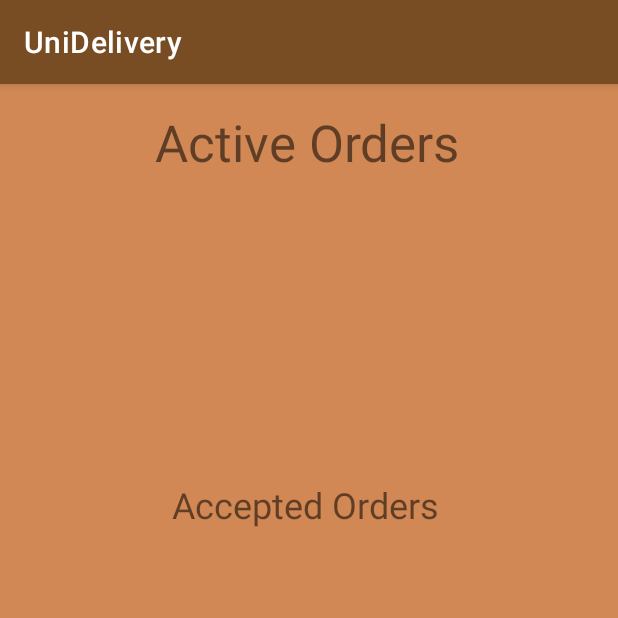
After one commit to ASGOOD1/pdm, an Android app: the CourierMenuActivity screen opened directly, with no data from a screen before it, on a phone screen of 412 x 824 dp, the top half of it. The commit adds this screen. Run offline under Robolectric (Android 15) with nearby library versions, the phone set to English and light mode, and no system bars.

Commit message:
Courier menu started (Can accept commands)

```diff
--- a/app/src/main/AndroidManifest.xml
+++ b/app/src/main/AndroidManifest.xml
@@ -26,7 +26,9 @@
         android:supportsRtl="true"
         android:theme="@style/Theme.PDM"
         tools:targetApi="31">
-
+        <activity
+            android:name=".CourierMenuActivity"
+            android:exported="false" />
         <activity
             android:name=".CartActivity"
             android:exported="false" />
--- /dev/null
+++ b/app/src/main/java/com/example/pdm/AdapterExtendedActiveOrders.kt
@@ -0,0 +1,63 @@
+package com.example.pdm
+
+import android.app.Activity
+import android.content.Context
+import android.provider.ContactsContract.Data
+import android.util.Log
+import android.view.View
+import android.view.ViewGroup
+import android.widget.ArrayAdapter
+import android.widget.ImageButton
+import android.widget.SimpleAdapter
+import android.widget.Spinner
+
+
+class AdapterExtendedActiveOrders(
+    private val context: Context,
+    private val data: List<Map<String, String>>,
+    resource: Int,
+    from: Array<String>,
+    to: IntArray
+) : SimpleAdapter(context, data, resource, from, to) {
+    override fun getView(position: Int, convertView: View?, parent: ViewGroup?): View {
+        val view = super.getView(position, convertView, parent)
+        val databaseHelper = DatabaseHelper(context)
+        // Get the button reference
+        val acceptOrder = view.findViewById<ImageButton>(R.id.activeOrderAccept)
+        val cmd = data[position]["id"]
+        // Set click listener
+        acceptOrder.setOnClickListener {
+            if (cmd != null) {
+                Commands.getCommandID(cmd.toInt())?.courierid = UserData.userid
+                databaseHelper.updateCommandCourier(cmd.toInt(), UserData.userid)
+
+            }
+            (context as Activity).recreate()
+
+        }
+        val c : Commands? = data[position]["id"]?.let { Commands.getCommandID(it.toInt()) }
+        val acceptOrderDropdown = view.findViewById<Spinner>(R.id.orderDetailsDropdown)
+        if(acceptOrderDropdown != null) {
+
+            val suppliers = databaseHelper.loadSuppliers()
+            val productslist = mutableListOf<String>()
+            productslist.add("Order details")
+            if (c != null) {
+                for(p in c.getCommandsProducts()){
+                    productslist.add("(" + suppliers.elementAt(Product.getSupplierID(p.prodid)) + ")"+p.number.toString() + "x" + Product.getProductNameFromID(p.prodid))
+                }
+
+            }
+            val adapter = ArrayAdapter(
+                context,
+                android.R.layout.simple_spinner_item,
+                productslist
+            )
+
+            acceptOrderDropdown.adapter = adapter
+        }
+
+
+        return view
+    }
+}
--- a/app/src/main/java/com/example/pdm/Cartitem.kt
+++ b/app/src/main/java/com/example/pdm/Cartitem.kt
@@ -2,6 +2,8 @@ package com.example.pdm
 
 import android.content.Context
 import java.io.Serializable
+
+
 
 data class Cartitem(val product: Product, var qty: Int, var price: Int) : Serializable
 
--- /dev/null
+++ b/app/src/main/java/com/example/pdm/CourierMenuActivity.kt
@@ -0,0 +1,54 @@
+package com.example.pdm
+
+import android.os.Bundle
+import android.view.View
+import android.widget.ListView
+import androidx.activity.enableEdgeToEdge
+import androidx.appcompat.app.AppCompatActivity
+import androidx.core.view.ViewCompat
+import androidx.core.view.WindowInsetsCompat
+
+class CourierMenuActivity : AppCompatActivity() {
+    private lateinit var databaseHelper: DatabaseHelper
+    override fun onCreate(savedInstanceState: Bundle?) {
+        super.onCreate(savedInstanceState)
+        enableEdgeToEdge()
+        setContentView(R.layout.activity_courier_menu)
+        ViewCompat.setOnApplyWindowInsetsListener(findViewById(R.id.main)) { v, insets ->
+            val systemBars = insets.getInsets(WindowInsetsCompat.Type.systemBars())
+            v.setPadding(systemBars.left, systemBars.top, systemBars.right, systemBars.bottom)
+            insets
+        }
+        databaseHelper = DatabaseHelper(this)
+        val activeOrdersListView: ListView = findViewById(R.id.activeOrdersListView)
+        val data: MutableList<Map<String, String>> = mutableListOf()
+        var activeCommands = 0
+        for (c in Commands.commandsList) {
+            if(c.courierid == 0) {
+                val datum: MutableMap<String, String> = HashMap(2)
+                datum["room"] = "Room:" + c.room
+                datum["id"] = c.commandid.toString()
+
+
+                data.add(datum)
+                activeCommands ++
+            }
+
+        }
+        val smpAdapter = AdapterExtendedActiveOrders(
+            this@CourierMenuActivity, data,
+            R.layout.active_orders_item,
+            arrayOf("room"),
+            intArrayOf(
+                R.id.orderRoom
+            )
+        )
+        if( activeCommands != 0 ) {
+            activeOrdersListView.adapter = smpAdapter
+            activeOrdersListView.visibility = View.VISIBLE
+        }
+        else {
+            activeOrdersListView.visibility = View.INVISIBLE
+        }
+    }
+}
--- /dev/null
+++ b/app/src/main/res/drawable/baseline_check_24.xml
@@ -0,0 +1,5 @@
+<vector xmlns:android="http://schemas.android.com/apk/res/android" android:height="24dp" android:tint="#327224" android:viewportHeight="24" android:viewportWidth="24" android:width="24dp">
+
+    <path android:fillColor="@android:color/white" android:pathData="M9,16.17L4.83,12l-1.42,1.41L9,19 21,7l-1.41,-1.41z"/>
+
+</vector>
--- /dev/null
+++ b/app/src/main/res/layout/activity_courier_menu.xml
@@ -0,0 +1,50 @@
+<?xml version="1.0" encoding="utf-8"?>
+<androidx.constraintlayout.widget.ConstraintLayout xmlns:android="http://schemas.android.com/apk/res/android"
+    xmlns:app="http://schemas.android.com/apk/res-auto"
+    xmlns:tools="http://schemas.android.com/tools"
+    android:id="@+id/main"
+    android:layout_width="match_parent"
+    android:layout_height="match_parent"
+    tools:context=".CourierMenuActivity">
+
+    <TextView
+        android:id="@+id/activeOrdersText"
+        android:layout_width="225dp"
+        android:layout_height="45dp"
+        android:layout_marginStart="92dp"
+        android:layout_marginTop="16dp"
+        android:text="@string/active_orders"
+        android:textAlignment="center"
+        android:textSize="34sp"
+        app:layout_constraintStart_toStartOf="parent"
+        app:layout_constraintTop_toTopOf="parent" />
+
+    <ListView
+        android:id="@+id/activeOrdersListView"
+        android:layout_width="406dp"
+        android:layout_height="161dp"
+        android:layout_marginStart="2dp"
+        android:layout_marginTop="9dp"
+        app:layout_constraintStart_toStartOf="parent"
+        app:layout_constraintTop_toBottomOf="@+id/activeOrdersText" />
+
+    <TextView
+        android:id="@+id/acceptedOrders"
+        android:layout_width="207dp"
+        android:layout_height="35dp"
+        android:layout_marginStart="100dp"
+        android:layout_marginTop="32dp"
+        android:text="@string/accepted_orders"
+        android:textAlignment="center"
+        android:textSize="24sp"
+        app:layout_constraintStart_toStartOf="parent"
+        app:layout_constraintTop_toBottomOf="@+id/activeOrdersListView" />
+
+    <ListView
+        android:id="@+id/acceptOrdersListView"
+        android:layout_width="408dp"
+        android:layout_height="177dp"
+        android:layout_marginTop="11dp"
+        app:layout_constraintStart_toStartOf="parent"
+        app:layout_constraintTop_toBottomOf="@+id/acceptedOrders" />
+</androidx.constraintlayout.widget.ConstraintLayout>
--- a/app/src/main/res/values/strings.xml
+++ b/app/src/main/res/values/strings.xml
@@ -58,4 +58,8 @@
         libero vel nunc consequat, quis tincidunt nisl eleifend. Cras bibendum enim a justo luctus
         vestibulum. Fusce dictum libero quis erat maximus, vitae volutpat diam dignissim.
     </string>
+    <string name="room_f108">Room: F108</string>
+    <string name="accept_order">Accept order</string>
+    <string name="accepted_orders">Accepted Orders</string>
+    <string name="active_orders">Active Orders</string>
 </resources>
```
Also changed, not shown: app/src/main/java/com/example/pdm/Commands.kt (+8 -1 lines), app/src/main/java/com/example/pdm/DatabaseHelper.kt (+32 -0 lines), app/src/main/java/com/example/pdm/LoginActivity.kt (+12 -3 lines), app/src/main/java/com/example/pdm/Product.kt (+19 -0 lines), app/src/main/res/layout/accept_orders_item.xml (added, +11 -0 lines), app/src/main/res/layout/active_orders_item.xml (added, +50 -0 lines).
